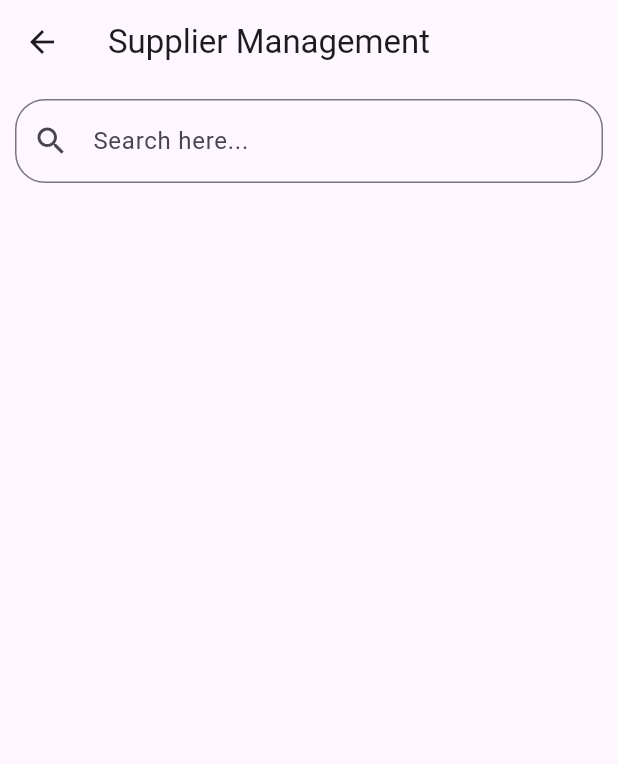
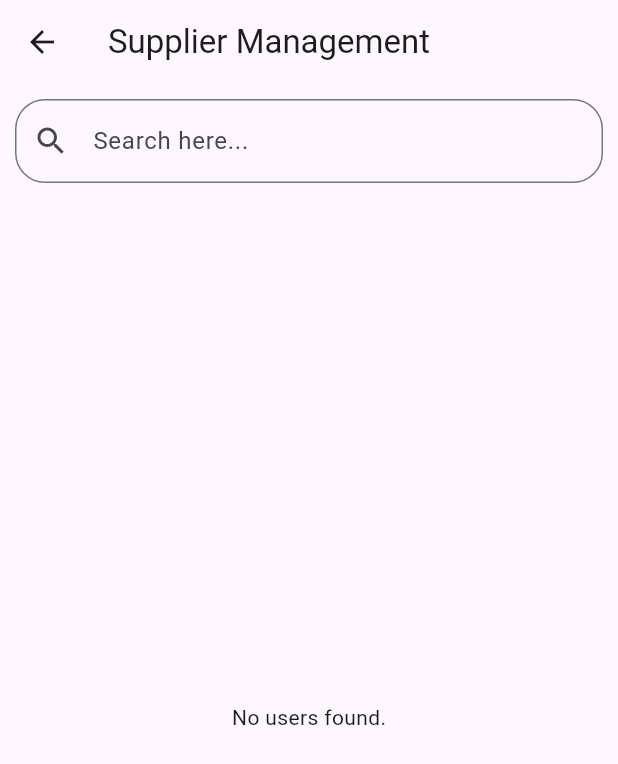
Before and after one commit to ssgamage/foodapp, a Flutter app: the UserPage screen opened directly, on a phone screen of 412 x 824 dp. Shown: the top 764 px of the screen. Run offline on Flutter 3.47's test engine with Material 3 defaults, Android fonts, the phone set to English and light mode, and no system bars; our stand-ins replace cloud_firestore, firebase_auth, firebase_core, firebase_storage, google_maps_flutter, image_picker; accounts and stored records are empty; key blocks and very long unbroken strings in the code were emptied for the run.

Commit message:
update null value handler to seller

```diff
--- a/lib/pages/adminFlow/admin_sellermanagement_page.dart
+++ b/lib/pages/adminFlow/admin_sellermanagement_page.dart
@@ -1,4 +1,4 @@
-import 'package:cloud_firestore/cloud_firestore.dart'; //
+import 'package:cloud_firestore/cloud_firestore.dart';
 import 'package:flutter/material.dart';
 import 'package:foodapp/pages/adminFlow/seller_details_page.dart';
 
@@ -33,10 +33,12 @@ class _UserPageState extends State<UserPage> {
 
     querySnapshot.docs.forEach((doc) {
       users.add(UserData(
-        name: doc['Name'],
-        email: doc['Email'],
-        phone: doc['Phone'],
-        profile: doc['profileImageUrl'],
+        name: doc.data().containsKey('Name') ? doc['Name'] : 'No Name',
+        email: doc.data().containsKey('Email') ? doc['Email'] : 'No Email',
+        phone: doc.data().containsKey('Phone') ? doc['Phone'] : 'No Phone',
+        profile: doc.data().containsKey('profileImageUrl')
+            ? doc['profileImageUrl']
+            : '',
       ));
     });
 
@@ -85,7 +87,17 @@ class _UserPageState extends State<UserPage> {
             ),
           ),
           Expanded(
-            child: ListView.builder(
+            child: FutureBuilder<List<UserData>>(
+              future: _usersFuture,
+              builder: (context, snapshot) {
+                if (snapshot.connectionState == ConnectionState.waiting) {
+                  return Center(child: CircularProgressIndicator());
+                } else if (snapshot.hasError) {
+                  return Center(child: Text('Error: ${snapshot.error}'));
+                } else if (!snapshot.hasData || snapshot.data!.isEmpty) {
+                  return Center(child: Text('No users found.'));
+                } else {
+                  return ListView.builder(
                     padding: EdgeInsets.symmetric(
                         vertical: verticalPadding, horizontal: 20),
                     itemCount: filteredUsers.length,
@@ -102,6 +114,9 @@ class _UserPageState extends State<UserPage> {
                           );
                         },
                       );
+                    },
+                  );
+                }
               },
             ),
           ),
@@ -134,8 +149,6 @@ class UserCard extends StatelessWidget {
     required this.onTap,
   });
 
-  get profile => null;
-
   @override
   Widget build(BuildContext context) {
     return Card(
@@ -147,11 +160,10 @@ class UserCard extends StatelessWidget {
             children: [
               CircleAvatar(
                 radius: 30,
-                //child: Text(userData.name[-1]),
-                // ignore: unnecessary_null_comparison
-                backgroundImage: userData.profile != null
+                backgroundImage: userData.profile.isNotEmpty
                     ? NetworkImage(userData.profile)
-                    : AssetImage('https://via.placeholder.com/150')
+                    : NetworkImage(
+                            'https://st3.depositphotos.com/9998432/13335/v/450/depositphotos_133351928-stock-illustration-default-placeholder-man-and-woman.jpg')
                         as ImageProvider,
               ),
               SizedBox(width: 15),
```
Also changed, not shown: pubspec.lock. Lines whose indentation alone changed are shown as unchanged.
